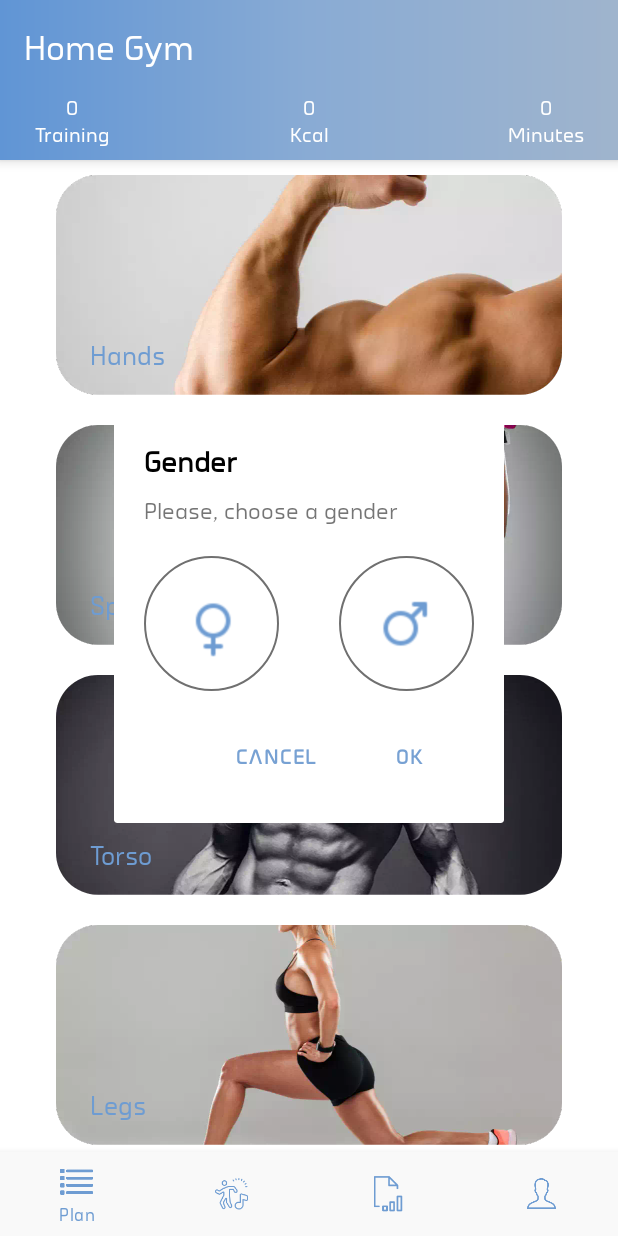
After one commit to llMaximll/Gym, an Android app: the fragment GenderDialogFragment placed in its activity, on a phone screen of 412 x 824 dp. The commit adds this screen. Run offline under Robolectric (Android 15) with nearby library versions, the phone set to English and light mode, and no system bars.

Commit message:
Добавил диалог выбора пола в профиле

```diff
--- a/app/src/main/java/com/github/llmaximll/gym/fragments/hellofragments/Hello2Fragment.kt
+++ b/app/src/main/java/com/github/llmaximll/gym/fragments/hellofragments/Hello2Fragment.kt
@@ -12,7 +12,7 @@ import androidx.fragment.app.Fragment
 import com.github.llmaximll.gym.R
 
 private const val NAME_SHARED_PREFERENCES = "shared_preferences"
-private const val GENDER = "gender"
+private const val SP_GENDER = "gender"
 
 private const val TAG = "Hello2Fragment"
 
@@ -76,7 +76,7 @@ class Hello2Fragment : Fragment() {
             val sharedPreference =
                     context?.getSharedPreferences(NAME_SHARED_PREFERENCES, Context.MODE_PRIVATE)
             val editor = sharedPreference?.edit()
-            editor?.putInt(GENDER, gender!!)
+            editor?.putInt(SP_GENDER, gender!!)
             editor?.apply()
         }
         Log.i(TAG, "gender=$gender")
--- a/app/src/main/java/com/github/llmaximll/gym/fragments/hellofragments/Hello3Fragment.kt
+++ b/app/src/main/java/com/github/llmaximll/gym/fragments/hellofragments/Hello3Fragment.kt
@@ -13,7 +13,6 @@ import com.github.llmaximll.gym.R
 
 private const val NAME_SHARED_PREFERENCES = "shared_preferences"
 private const val TRAIN = "train"
-private const val GENDER = "gender"
 private const val KEY_GENDER = "key_gender"
 
 private const val TAG = "Hello3Fragment"
--- /dev/null
+++ b/app/src/main/java/com/github/llmaximll/gym/fragments/otherfragments/GenderDialogFragment.kt
@@ -0,0 +1,72 @@
+package com.github.llmaximll.gym.fragments.otherfragments
+
+import android.app.Activity
+import android.content.DialogInterface
+import android.content.Intent
+import android.os.Bundle
+import android.view.LayoutInflater
+import android.view.View
+import android.view.ViewGroup
+import android.widget.Button
+import android.widget.FrameLayout
+import android.widget.ImageView
+import androidx.fragment.app.DialogFragment
+import com.github.llmaximll.gym.R
+
+class GenderDialogFragment : DialogFragment() {
+
+    private lateinit var cancelButton: Button
+    private lateinit var okButton: Button
+    private lateinit var femaleImageView: ImageView
+    private lateinit var maleImageView: ImageView
+
+    private var gender: Boolean? = null
+
+    override fun onCreateView(inflater: LayoutInflater, container: ViewGroup?, savedInstanceState: Bundle?): View? {
+        val view = layoutInflater.inflate(R.layout.dialog_gender, container, false)
+
+        cancelButton = view.findViewById(R.id.cancel_button)
+        okButton = view.findViewById(R.id.ok_button)
+        femaleImageView = view.findViewById(R.id.female_imageView)
+        maleImageView = view.findViewById(R.id.male_imageView)
+
+        dialog?.window?.setDimAmount(0f)
+        dialog?.window?.setWindowAnimations(android.R.style.Animation_Dialog)
+
+        return view
+    }
+
+    override fun onStart() {
+        super.onStart()
+        cancelButton.setOnClickListener {
+            dismiss()
+        }
+        okButton.setOnClickListener {
+            val intent = Intent().apply {
+                putExtra(NAME_TAG_GENDER, gender)
+            }
+            targetFragment?.onActivityResult(targetRequestCode, Activity.RESULT_OK, intent)
+            dismiss()
+        }
+        femaleImageView.setOnClickListener {
+            it.setBackgroundResource(R.drawable.button_launch_rectangle_on)
+            maleImageView.setBackgroundResource(R.drawable.button_launch_rectangle_off)
+            gender = false
+        }
+        maleImageView.setOnClickListener {
+            it.setBackgroundResource(R.drawable.button_launch_rectangle_on)
+            femaleImageView.setBackgroundResource(R.drawable.button_launch_rectangle_off)
+            gender = true
+        }
+    }
+
+    override fun onDismiss(dialog: DialogInterface) {
+        super.onDismiss(dialog)
+        parentFragmentManager.fragments[0].onResume()
+    }
+
+    companion object {
+        fun newInstance(): GenderDialogFragment = GenderDialogFragment()
+        val NAME_TAG_GENDER = "name_tag_gender"
+    }
+}
--- /dev/null
+++ b/app/src/main/res/layout/dialog_gender.xml
@@ -0,0 +1,115 @@
+<?xml version="1.0" encoding="utf-8"?>
+<LinearLayout xmlns:android="http://schemas.android.com/apk/res/android"
+    xmlns:app="http://schemas.android.com/apk/res-auto"
+    android:orientation="vertical"
+    android:layout_width="350dp"
+    android:layout_height="wrap_content"
+    android:padding="20dp"
+    android:elevation="10dp">
+
+    <TextView
+        android:layout_width="match_parent"
+        android:layout_height="wrap_content"
+        android:layout_marginBottom="10dp"
+        android:text="Gender"
+        android:textStyle="bold"
+        android:textColor="@color/black"
+        android:textSize="20sp"/>
+
+    <TextView
+        android:layout_width="match_parent"
+        android:layout_height="wrap_content"
+        android:layout_marginBottom="20dp"
+        android:text="Please, choose a gender"
+        android:textSize="16sp"/>
+
+    <LinearLayout
+        android:layout_width="match_parent"
+        android:layout_height="wrap_content"
+        android:layout_marginBottom="20dp"
+        android:orientation="horizontal"
+        android:gravity="center">
+
+        <FrameLayout
+            android:id="@+id/frameLayout1"
+            android:layout_width="wrap_content"
+            android:layout_height="wrap_content"
+            android:layout_marginEnd="20dp"
+            app:layout_constraintBottom_toTopOf="@+id/male_textView"
+            app:layout_constraintEnd_toStartOf="@+id/frameLayout2"
+            app:layout_constraintHorizontal_bias="0.5"
+            app:layout_constraintStart_toStartOf="parent"
+            app:layout_constraintTop_toBottomOf="@id/description_textView">
+
+            <ImageView
+                android:id="@+id/female_imageView"
+                android:layout_width="90dp"
+                android:layout_height="90dp"
+                android:layout_gravity="center"
+                android:background="@drawable/button_launch_rectangle_off" />
+
+            <ImageView
+                android:layout_width="wrap_content"
+                android:layout_height="wrap_content"
+                android:layout_gravity="center"
+                android:src="@mipmap/female" />
+
+        </FrameLayout>
+
+        <FrameLayout
+            android:id="@+id/frameLayout2"
+            android:layout_width="wrap_content"
+            android:layout_height="wrap_content"
+            android:layout_marginStart="20dp"
+            app:layout_constraintBottom_toTopOf="@+id/male_textView"
+            app:layout_constraintEnd_toStartOf="@+id/frameLayout2"
+            app:layout_constraintHorizontal_bias="0.5"
+            app:layout_constraintStart_toStartOf="parent"
+            app:layout_constraintTop_toBottomOf="@id/description_textView">
+
+            <ImageView
+                android:id="@+id/male_imageView"
+                android:layout_width="90dp"
+                android:layout_height="90dp"
+                android:layout_gravity="center"
+                android:background="@drawable/button_launch_rectangle_off" />
+
+            <ImageView
+                android:layout_width="wrap_content"
+                android:layout_height="wrap_content"
+                android:layout_gravity="center"
+                android:src="@mipmap/male" />
+
+        </FrameLayout>
+
+    </LinearLayout>
+
+    <LinearLayout
+        android:layout_width="match_parent"
+        android:layout_height="wrap_content"
+        android:orientation="horizontal"
+        android:gravity="end">
+
+        <Button
+            android:id="@+id/cancel_button"
+            android:layout_width="wrap_content"
+            android:layout_height="wrap_content"
+            android:text="Cancel"
+            android:textSize="14sp"
+            android:textStyle="bold"
+            android:textColor="#77A1D3"
+            android:background="#001C1919"/>
+
+        <Button
+            android:id="@+id/ok_button"
+            android:layout_width="wrap_content"
+            android:layout_height="wrap_content"
+            android:text="OK"
+            android:textSize="14sp"
+            android:textStyle="bold"
+            android:textColor="#77A1D3"
+            android:background="#001C1919"/>
+
+    </LinearLayout>
+
+</LinearLayout>
--- /dev/null
+++ b/app/src/main/res/layout/fragment_web_policy.xml
@@ -0,0 +1,6 @@
+<?xml version="1.0" encoding="utf-8"?>
+<FrameLayout xmlns:android="http://schemas.android.com/apk/res/android"
+    android:layout_width="match_parent"
+    android:layout_height="match_parent">
+
+</FrameLayout>
```
Also changed, not shown: app/src/main/java/com/github/llmaximll/gym/fragments/otherfragments/ProfileFragment.kt (+32 -4 lines), app/src/main/java/com/github/llmaximll/gym/fragments/otherfragments/WebPolicyFragment.kt (added, +24 -0 lines).
